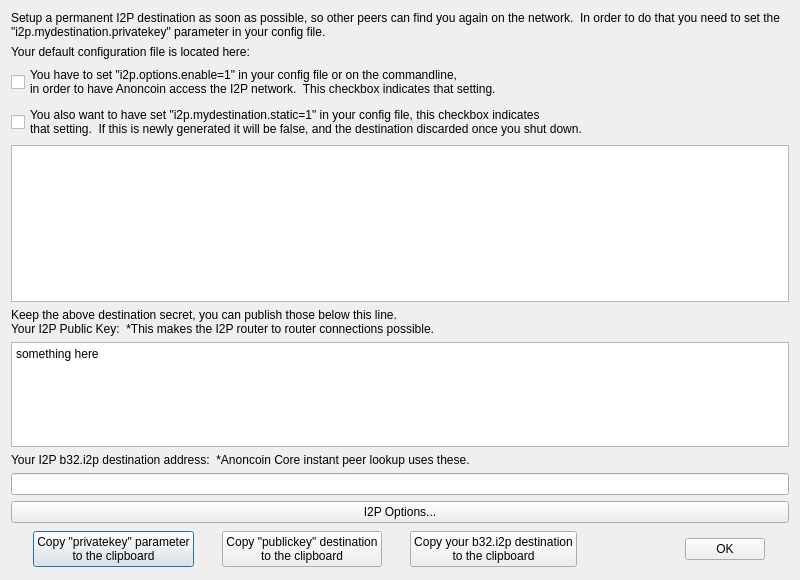
The window that src/qt/forms/i2pshowaddresses.ui (Anoncoin/anoncoin) describes before a commit, drawn with Qt 5.
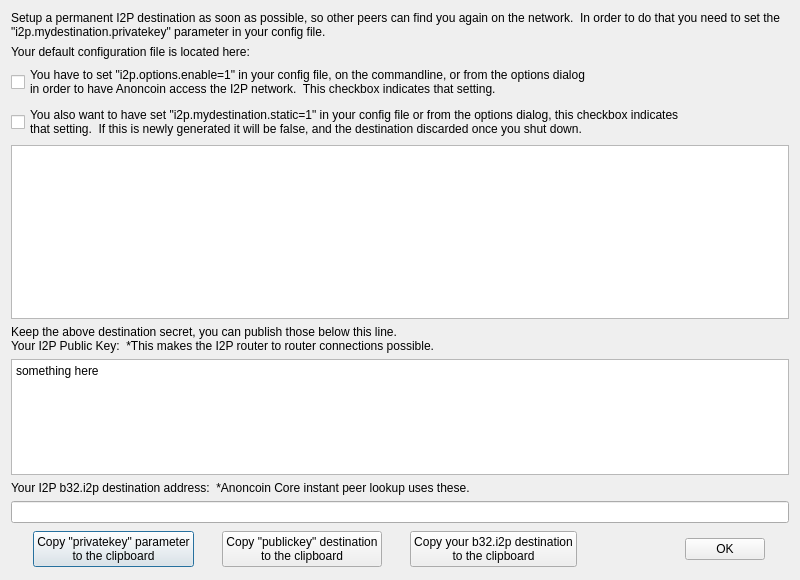
The same window after the commit.

Commit message: I2P dialogs finalized

```diff
--- a/src/qt/forms/i2pshowaddresses.ui
+++ b/src/qt/forms/i2pshowaddresses.ui
@@ -49,20 +49,29 @@
       <enum>Qt::NoFocus</enum>
      </property>
      <property name="text">
-      <string>You have to set &quot;i2p.options.enable=1&quot; in your config file or on the commandline,
+      <string>You have to set &quot;i2p.options.enable=1&quot; in your config file, on the commandline, or from the options dialog
 in order to have Anoncoin access the I2P network.  This checkbox indicates that setting.</string>
      </property>
+     <property name="checkable">
+      <bool>true</bool>
+     </property>
     </widget>
    </item>
    <item>
     <widget class="QCheckBox" name="staticI2pBox">
+     <property name="enabled">
+      <bool>true</bool>
+     </property>
      <property name="focusPolicy">
       <enum>Qt::NoFocus</enum>
      </property>
      <property name="text">
-      <string>You also want to have set &quot;i2p.mydestination.static=1&quot; in your config file, this checkbox indicates
+      <string>You also want to have set &quot;i2p.mydestination.static=1&quot; in your config file or from the options dialog, this checkbox indicates
 that setting.  If this is newly generated it will be false, and the destination discarded once you shut down.</string>
      </property>
+     <property name="checkable">
+      <bool>true</bool>
+     </property>
     </widget>
    </item>
    <item>
@@ -126,15 +135,7 @@
     </widget>
    </item>
    <item>
-    <layout class="QHBoxLayout" name="horizontalLayout_3">
-     <item>
-      <widget class="QPushButton" name="i2pOptions">
-       <property name="text">
-        <string>I2P Options...</string>
-       </property>
-      </widget>
-     </item>
-    </layout>
+    <layout class="QHBoxLayout" name="horizontalLayout_3"/>
    </item>
    <item>
     <layout class="QHBoxLayout" name="horizontalLayout">
```
The commit also changes 14 other files.
